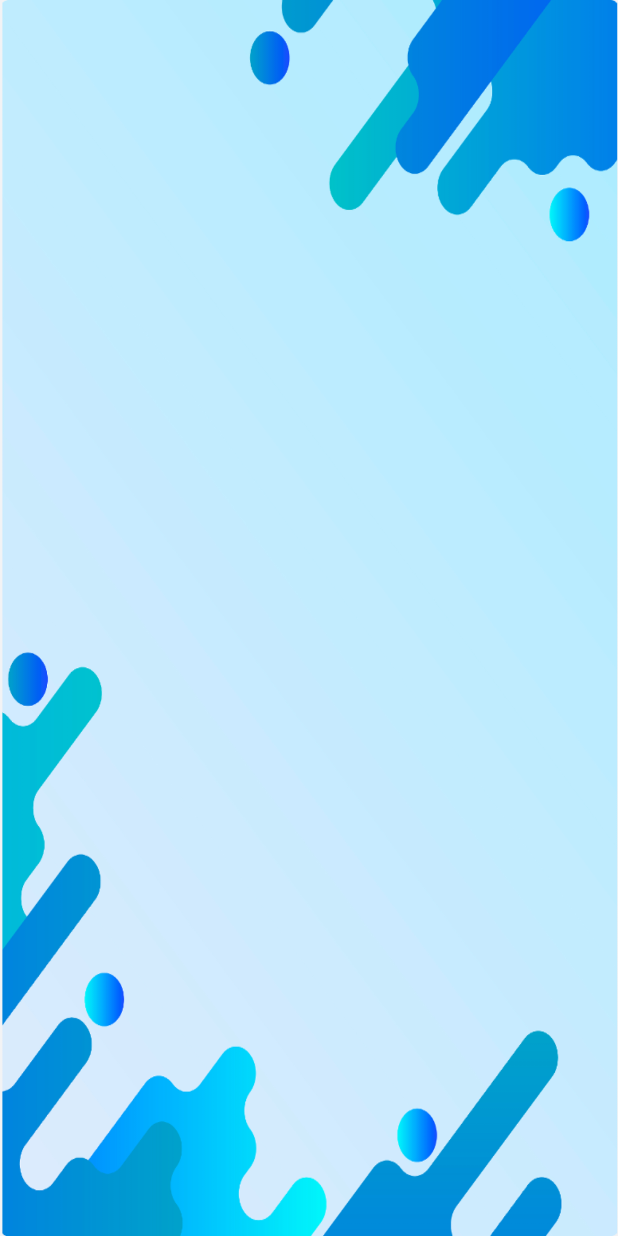
After one commit to HaruD2002/Gaming-store-mobile-app, an Android app: the ItemList screen opened directly, with no data from a screen before it, on a phone screen of 412 x 824 dp. The commit adds this screen. Run offline under Robolectric (Android 15) with nearby library versions, the phone set to English and light mode, and no system bars.

Commit message:
final 60%

```diff
--- a/app/src/main/java/com/example/prm_project/data/DAO.java
+++ b/app/src/main/java/com/example/prm_project/data/DAO.java
@@ -16,6 +16,7 @@ import com.example.prm_project.data.converter.BitmapConverter;
 import com.example.prm_project.data.dao.AddressDAO;
 import com.example.prm_project.data.dao.CartDAO;
 import com.example.prm_project.data.dao.CartItemDAO;
+import com.example.prm_project.data.dao.ItemDAO;
 import com.example.prm_project.data.dao.ShopDAO;
 import com.example.prm_project.data.dao.CategoryDAO;
 import com.example.prm_project.data.dao.UserDAO;
@@ -65,4 +66,6 @@ public abstract class DAO extends RoomDatabase {
     public abstract ShopDAO shopDAO();
     public abstract CategoryDAO categoryDAO();
     public abstract CartItemDAO cartItemDAO();
+
+    public abstract ItemDAO itemDAO();
 }
--- a/app/src/main/java/com/example/prm_project/data/dao/ItemDAO.java
+++ b/app/src/main/java/com/example/prm_project/data/dao/ItemDAO.java
@@ -9,12 +9,17 @@ import com.example.prm_project.data.dao.models.Item;
 
 import java.util.List;
 
+import io.reactivex.rxjava3.core.Completable;
+
 @Dao
 public interface ItemDAO {
 
     @Query("Select * from item where shop_id = :shopID")
     LiveData<List<Item>> getItemListFromShop(int shopID);
 
+    @Query("Select * from Item i inner join Item_Category ic on i.ID = ic.item_id where ic.category_id = :category_id")
+    LiveData<List<Item>> getListByCategory(int category_id);
+
 
 //    LiveData<Item> updateItemDescription(int itemID, int shopID);
 
--- a/app/src/main/java/com/example/prm_project/viewmodel/ItemViewModel.java
+++ b/app/src/main/java/com/example/prm_project/viewmodel/ItemViewModel.java
@@ -7,6 +7,7 @@ import androidx.lifecycle.AndroidViewModel;
 import androidx.lifecycle.LiveData;
 
 import com.example.prm_project.data.dao.models.Category;
+import com.example.prm_project.data.dao.models.Item;
 import com.example.prm_project.data.repository.ItemRepository;
 
 import java.util.List;
@@ -28,6 +29,10 @@ public class ItemViewModel extends AndroidViewModel {
         return allCategory;
     }
 
+    public LiveData<List<Item>> getAllItemByCategory(int category_id){
+        return itemRepository.getAllItemByCategory(category_id);
+    }
+
     public void createCategory(String name, String description){
          itemRepository.createCategory(name, description)
                 .subscribeOn(Schedulers.io())
--- /dev/null
+++ b/app/src/main/java/com/example/prm_project/views/ItemList.java
@@ -0,0 +1,23 @@
+package com.example.prm_project.views;
+
+import androidx.appcompat.app.AppCompatActivity;
+
+import android.content.Context;
+import android.content.SharedPreferences;
+import android.os.Bundle;
+import android.util.Log;
+
+import com.example.prm_project.R;
+
+public class ItemList extends AppCompatActivity {
+
+    @Override
+    protected void onCreate(Bundle savedInstanceState) {
+        super.onCreate(savedInstanceState);
+        setContentView(R.layout.activity_item_list);
+
+        SharedPreferences sp = getSharedPreferences("category_id", Context.MODE_PRIVATE);
+        Log.d("position", String.valueOf(sp.getInt("category_id", -1)));
+    }
+
+}
--- /dev/null
+++ b/app/src/main/res/layout/activity_item_list.xml
@@ -0,0 +1,10 @@
+<?xml version="1.0" encoding="utf-8"?>
+<androidx.constraintlayout.widget.ConstraintLayout xmlns:android="http://schemas.android.com/apk/res/android"
+    xmlns:app="http://schemas.android.com/apk/res-auto"
+    xmlns:tools="http://schemas.android.com/tools"
+    android:layout_width="match_parent"
+    android:layout_height="match_parent"
+    android:background="@drawable/image_background"
+    tools:context=".views.ItemList">
+
+</androidx.constraintlayout.widget.ConstraintLayout>
```
Also changed, not shown: app/src/main/AndroidManifest.xml (+7 -1 lines), app/src/main/java/com/example/prm_project/data/repository/ItemRepository.java (+8 -0 lines), app/src/main/java/com/example/prm_project/utils/CustomEventListner.java (added, +15 -0 lines), app/src/main/java/com/example/prm_project/views/Adapter/CategoryPefAdapter.java (+17 -0 lines), app/src/main/java/com/example/prm_project/views/ViewHolder/CategoryVH.java (+15 -8 lines).
